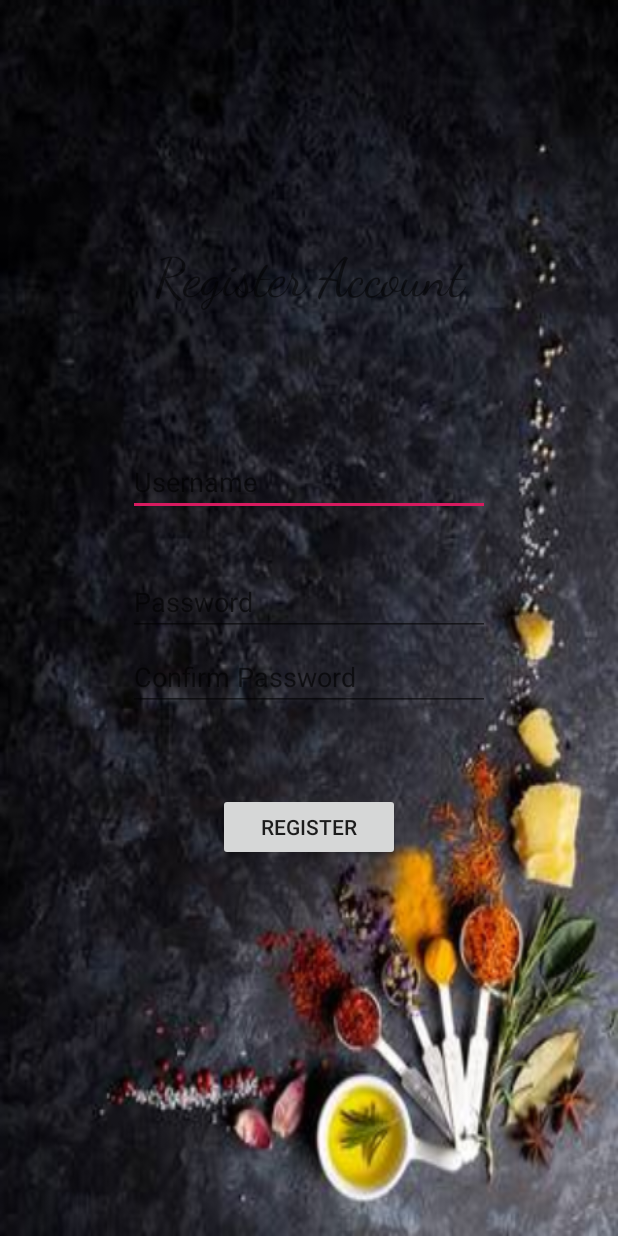
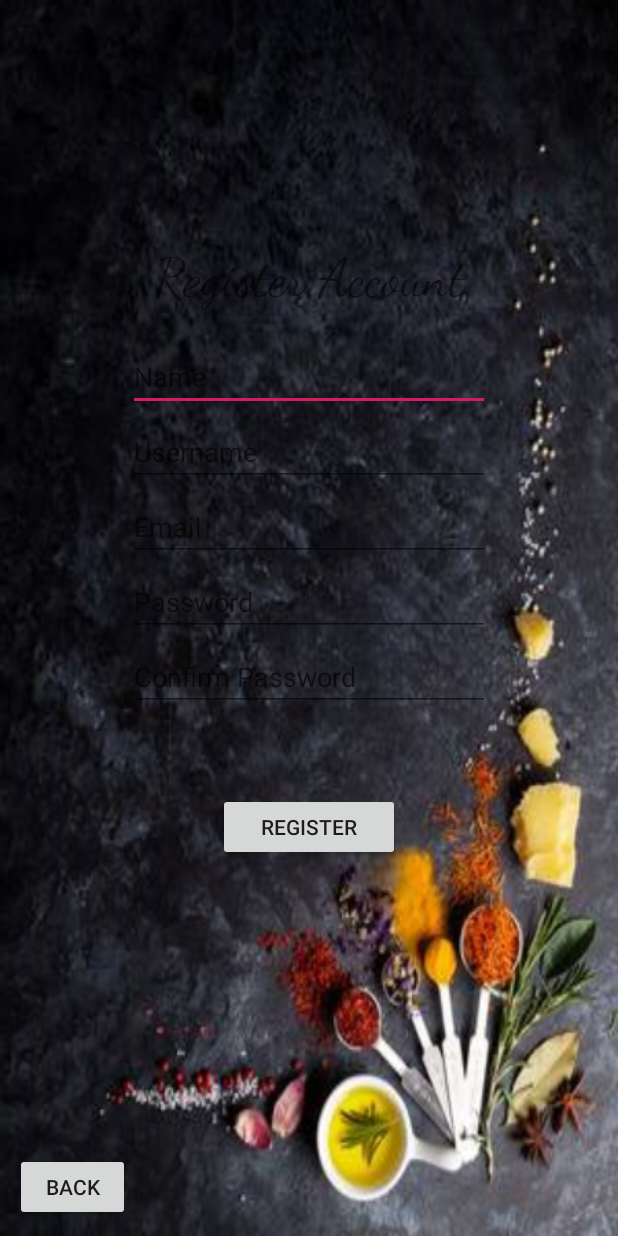
Before and after one commit to aLotofAdam/Edesia, an Android app: the layout content_sign_up.xml on its own in the app's theme, with its tools: preview values and no code run, on a phone screen of 412 x 824 dp. Run offline under Robolectric (Android 15) with nearby library versions, the light colour scheme and no system bars.

Commit message:
finishing up xml edits for login and sign_up, starting connections from LoginActivity and SignUpActivity

```diff
--- a/src/app/src/main/java/com/example/edesia/LoginActivity.java
+++ b/src/app/src/main/java/com/example/edesia/LoginActivity.java
@@ -1,11 +1,13 @@
 package com.example.edesia;
 
 import android.os.Bundle;
+import android.support.design.widget.TextInputEditText;
 import android.support.v7.app.AppCompatActivity;
 
 public class LoginActivity extends AppCompatActivity {
 
-
+    private TextInputEditText textInputUsername;
+    private TextInputEditText textInputPassword;
 
     @Override
     protected void onCreate(Bundle savedInstanceState){
--- a/src/app/src/main/res/layout/content_sign_up.xml
+++ b/src/app/src/main/res/layout/content_sign_up.xml
@@ -25,6 +25,23 @@
         android:text="Register" />
 
     <EditText
+        android:id="@+id/editTextName"
+        android:layout_width="235dp"
+        android:layout_height="40dp"
+        android:layout_alignParentStart="true"
+        android:layout_alignParentLeft="true"
+        android:layout_alignParentEnd="true"
+        android:layout_alignParentRight="true"
+        android:layout_alignParentBottom="true"
+        android:ems="10"
+        android:textSize="18dp"
+        android:hint="@string/Name"
+        android:layout_marginStart="85dp"
+        android:layout_marginEnd="85dp"
+        android:layout_marginBottom="550dp"
+        android:inputType="textPersonName" />
+
+    <EditText
         android:id="@+id/editTextUsername"
         android:layout_width="235dp"
         android:layout_height="40dp"
@@ -35,11 +52,28 @@
         android:layout_alignParentBottom="true"
         android:ems="10"
         android:textSize="18dp"
-        android:hint="Username"
+        android:hint="@string/Username"
         android:layout_marginStart="85dp"
         android:layout_marginEnd="85dp"
-        android:layout_marginBottom="480dp"
+        android:layout_marginBottom="500dp"
         android:inputType="textPersonName" />
+
+    <EditText
+        android:id="@+id/editTextEmail"
+        android:layout_width="235dp"
+        android:layout_height="40dp"
+        android:layout_alignParentStart="true"
+        android:layout_alignParentLeft="true"
+        android:layout_alignParentEnd="true"
+        android:layout_alignParentRight="true"
+        android:layout_alignParentBottom="true"
+        android:hint="@string/Email"
+        android:layout_marginStart="85dp"
+        android:layout_marginEnd="85dp"
+        android:layout_marginBottom="450dp"
+        android:inputType="textEmailAddress"/>
+
+
 
     <EditText
         android:id="@+id/editTextPassword"
@@ -52,7 +86,7 @@
         android:layout_alignParentBottom="true"
         android:ems="10"
         android:textSize="18dp"
-        android:hint="Password"
+        android:hint="@string/Password"
         android:layout_marginStart="85dp"
         android:layout_marginEnd="85dp"
         android:layout_marginBottom="400dp"
@@ -69,7 +103,7 @@
         android:layout_alignParentBottom="true"
         android:ems="10"
         android:textSize="18dp"
-        android:hint="Confirm Password"
+        android:hint="@string/Confirm_Password"
         android:layout_marginStart="85dp"
         android:layout_marginEnd="85dp"
         android:layout_marginBottom="350dp"
@@ -92,6 +126,21 @@
         android:textSize="35dp"
         android:fontFamily="cursive"
         android:textAlignment="center"
-        android:text="Register Account" />
+        android:text="@string/RegisterAccount" />
+
+    <Button
+        android:layout_width="60dp"
+        android:layout_height="45dp"
+        android:text="@string/Back"
+        android:layout_alignParentStart="true"
+        android:layout_alignParentLeft="true"
+        android:layout_alignParentEnd="true"
+        android:layout_alignParentRight="true"
+        android:layout_alignParentBottom="true"
+        android:layout_marginStart="10dp"
+        android:layout_marginLeft="10dp"
+        android:layout_marginEnd="325dp"
+        android:layout_marginRight="325dp"
+        android:layout_marginBottom="10dp"/>
 
 </RelativeLayout>
--- a/src/app/src/main/res/values/strings.xml
+++ b/src/app/src/main/res/values/strings.xml
@@ -1,4 +1,15 @@
 <resources>
-    <string name="app_name">Edesia</string>
+    <string name="app_name">EDESIA</string>
+    <string name="app_motto">Meal Planning Made Easy</string>
     <string name="action_settings">Settings</string>
+    <string name="Username">Username</string>
+    <string name="Name">Name</string>
+    <string name="Password">Password</string>
+    <string name="Email">Email</string>
+    <string name="Confirm_Password">Confirm Password</string>
+    <string name="Register">Register</string>
+    <string name="RegisterAccount">Register Account</string>
+    <string name="SignUp">Sign Up</string>
+    <string name="Login">Login</string>
+    <string name="Back">Back</string>
 </resources>
```
Also changed, not shown: src/app/src/main/java/com/example/edesia/DatabaseHelper.java (+21 -13 lines), src/app/src/main/java/com/example/edesia/SignUpActivity.java (added, +30 -0 lines), src/app/src/main/res/layout/content_login.xml (+22 -23 lines).
